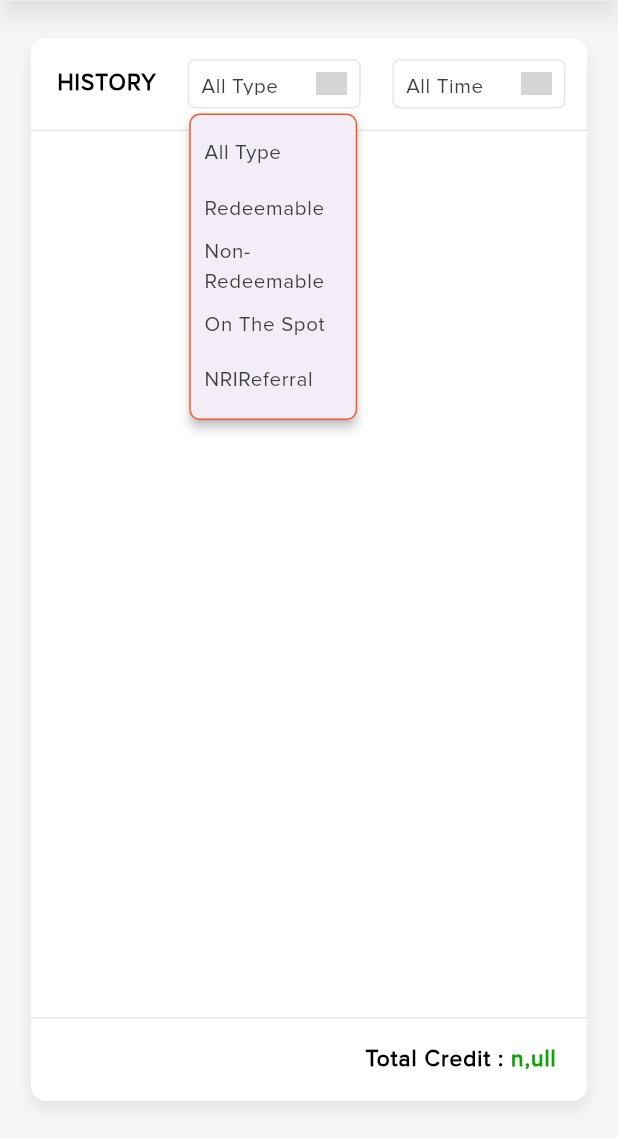
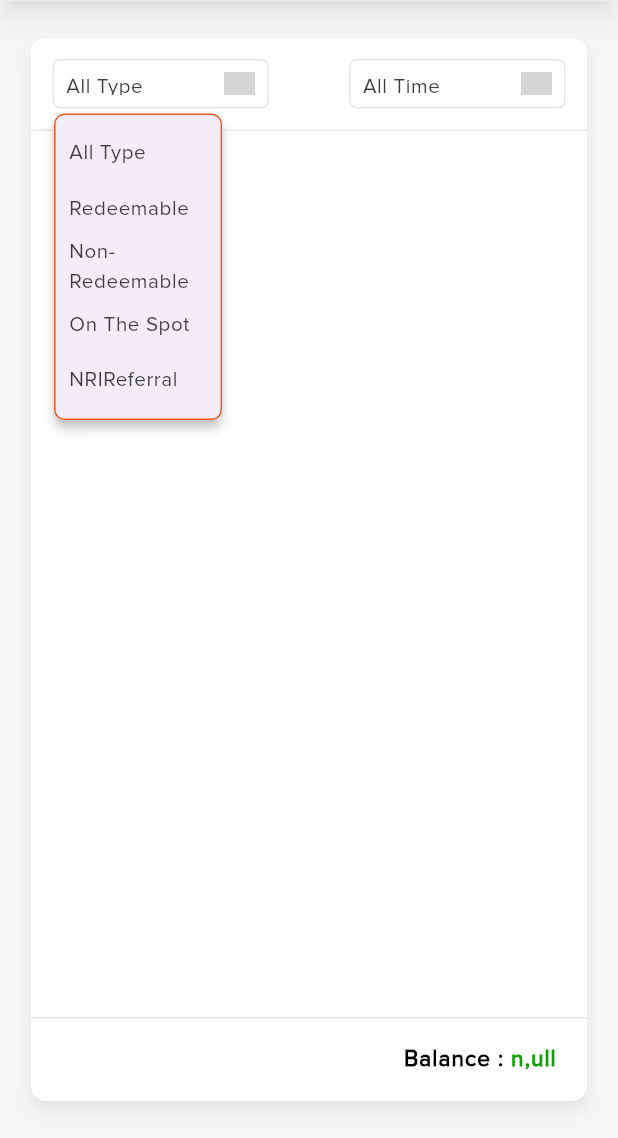
Before and after one commit to utkarshkap/wbc_flutter_app2, a Flutter app: the GoldPointHistoryScreen screen opened directly with empty values, after a tap on "All Type", on a phone screen of 412 x 824 dp, the part 98-1236 px from its top. Run offline on Flutter 3.47's test engine with Material 3 defaults, Android fonts, the phone set to English and light mode, and no system bars; our stand-ins replace awesome_dialog, bloc, card_swiper, device_info_plus, dio, dotted_border and 27 more; missing offline and left inert: encrypt, flutter_downloader, flutter_gallery_3d, flutter_inappwebview, flutter_pdfview, flutter_sim_country_code and 4 more; accounts and stored records are empty; grey boxes are pictures that could not be loaded.

Commit message:
Worked on to remove history label in gold point history screen,Worked on to change total credit to balance in gold point history screen

```diff
--- a/lib/blocs/fetchingData/fetching_data_bloc.dart
+++ b/lib/blocs/fetchingData/fetching_data_bloc.dart
@@ -2,15 +2,14 @@ import 'dart:developer';
 import 'package:equatable/equatable.dart';
 import 'package:flutter/material.dart';
 import 'package:flutter_bloc/flutter_bloc.dart';
-import 'package:wbc_connect_app/models/add_broker_holdings_data_model.dart';
 import 'package:wbc_connect_app/models/country_model.dart';
-import 'package:wbc_connect_app/models/get_brokerList_model.dart';
 import 'package:wbc_connect_app/models/get_broker_holding_model.dart';
 import 'package:wbc_connect_app/models/get_icici_holdingData_model.dart';
 import 'package:wbc_connect_app/models/get_icici_session_token_model.dart';
 import 'package:wbc_connect_app/models/get_iifl_holding_model.dart';
 import 'package:wbc_connect_app/models/insurance_company_model.dart';
 import 'package:wbc_connect_app/models/loan_banks_model.dart';
+import 'package:wbc_connect_app/models/mGain_investment_model.dart';
 import '../../core/fetching_api.dart';
 import '../../models/expanded_category_model.dart';
 import '../../models/faq_model.dart';
@@ -21,7 +20,6 @@ import '../../models/get_fyers_holdings_model.dart';
 import '../../models/get_gmail_inbox_model.dart';
 import '../../models/insurance_category_model.dart';
 import '../../models/loan_investment_model.dart';
-import '../../models/mGain_investment_model.dart';
 import '../../models/mGain_ledger_model.dart';
 import '../../models/munafe_ki_class_model.dart';
 import '../../models/product_category_model.dart';
--- a/lib/presentations/Review/my_MF.dart
+++ b/lib/presentations/Review/my_MF.dart
@@ -318,6 +318,8 @@ class _MFReviewScreenState extends State<MFReviewScreen> {
                                             setState(() {
                                               fileName =
                                                   'Upload your stock investment PDF';
+                                              ApiUser.uploadMFHolidingApiMessage =
+                                                  '';
                                               uploadFile = null;
                                             });
                                           },
--- a/lib/presentations/gold_point_history_screen.dart
+++ b/lib/presentations/gold_point_history_screen.dart
@@ -195,7 +195,6 @@ class _GoldPointHistoryScreenState extends State<GoldPointHistoryScreen> {
                     child: Column(
                       children: [
                         dropDownRow(
-                          'HISTORY',
                           selectedGoldPointType,
                           List.generate(
                               goldPointTypeList.length,
@@ -913,7 +912,7 @@ class _GoldPointHistoryScreenState extends State<GoldPointHistoryScreen> {
                           child: Row(
                             mainAxisAlignment: MainAxisAlignment.end,
                             children: [
-                              Text('Total Credit : ',
+                              Text('Balance : ',
                                   style: textStyle11Bold(colorBlack)
                                       .copyWith(letterSpacing: 0.7)),
                               Text(
@@ -949,7 +948,6 @@ class _GoldPointHistoryScreenState extends State<GoldPointHistoryScreen> {
   }
 
   dropDownRow(
-    String title,
     String selectedGoldPointType,
     List<PopupMenuItem> goldPointTypeList,
     String selectedType,
@@ -960,15 +958,9 @@ class _GoldPointHistoryScreenState extends State<GoldPointHistoryScreen> {
       child: Row(
         mainAxisAlignment: MainAxisAlignment.spaceBetween,
         children: [
-          Padding(
-            padding: EdgeInsets.only(left: 0.7.w),
-            child: Text(title,
-                style:
-                    textStyle11Bold(colorBlack).copyWith(letterSpacing: 0.7)),
-          ),
           Container(
             height: 4.h,
-            width: 28.w,
+            width: 35.w,
             decoration: BoxDecoration(
                 border: Border.all(
                     color: colorTextBCBC.withOpacity(0.36), width: 1),
@@ -997,7 +989,7 @@ class _GoldPointHistoryScreenState extends State<GoldPointHistoryScreen> {
           ),
           Container(
             height: 4.h,
-            width: 28.w,
+            width: 35.w,
             decoration: BoxDecoration(
                 border: Border.all(
                     color: colorTextBCBC.withOpacity(0.36), width: 1),
--- a/lib/presentations/home_screen.dart
+++ b/lib/presentations/home_screen.dart
@@ -10,6 +10,8 @@ import 'package:shimmer/shimmer.dart';
 import 'package:showcaseview/showcaseview.dart';
 import 'package:wbc_connect_app/blocs/deletefamilymember/delete_family_member_bloc.dart';
 import 'package:wbc_connect_app/models/expanded_category_model.dart';
+import 'package:wbc_connect_app/models/get_broker_holding_model.dart';
+import 'package:wbc_connect_app/models/munafe_ki_class_model.dart';
 import 'package:wbc_connect_app/models/product_category_model.dart';
 import 'package:wbc_connect_app/presentations/NRI_carnival/nri_carnival_screen.dart';
 import 'package:wbc_connect_app/presentations/Real_Estate/real_estate_screen.dart';
@@ -45,6 +47,7 @@ import 'Review/emi_sip_calculator.dart';
 import 'Review/insurance_calculator.dart';
 import 'Review/insurance_investment.dart';
 import 'Review/loan_investment.dart';
+import 'Review/munafe_ki_class.dart';
 import 'Review/mutual_funds_investment.dart';
 import 'Review/my_investment.dart';
 import 'Review/retirement_calculator.dart';
```
Also changed, not shown: lib/presentations/verification_screen.dart (+4 -5 lines), 2 other files.
